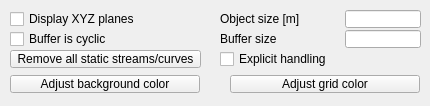
This is ui/qdlggraphs.ui in CoppeliaRobotics/coppeliaSimLib as Qt 5 draws it before an edit. The edited form follows.
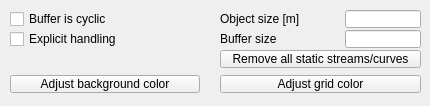
This is the edited form.

Patch:
```diff
--- a/ui/qdlggraphs.ui
+++ b/ui/qdlggraphs.ui
@@ -333,7 +333,7 @@
    <property name="geometry">
     <rect>
      <x>10</x>
-     <y>30</y>
+     <y>10</y>
      <width>191</width>
      <height>18</height>
     </rect>
@@ -345,22 +345,6 @@
     <string>Buffer is cyclic</string>
    </property>
   </widget>
-  <widget class="QCheckBox" name="qqShowXYZPlanes">
-   <property name="geometry">
-    <rect>
-     <x>10</x>
-     <y>10</y>
-     <width>161</width>
-     <height>18</height>
-    </rect>
-   </property>
-   <property name="focusPolicy">
-    <enum>Qt::StrongFocus</enum>
-   </property>
-   <property name="text">
-    <string>Display XYZ planes</string>
-   </property>
-  </widget>
   <widget class="QLineEdit" name="qqObjectSize">
    <property name="geometry">
     <rect>
@@ -374,9 +358,9 @@
   <widget class="QToolButton" name="qqAdjustGridColor">
    <property name="geometry">
     <rect>
-     <x>230</x>
+     <x>220</x>
      <y>75</y>
-     <width>190</width>
+     <width>201</width>
      <height>18</height>
     </rect>
    </property>
@@ -400,9 +384,9 @@
   <widget class="QToolButton" name="qqRemoveAllStatics">
    <property name="geometry">
     <rect>
-     <x>10</x>
+     <x>220</x>
      <y>50</y>
-     <width>191</width>
+     <width>201</width>
      <height>18</height>
     </rect>
    </property>
@@ -416,8 +400,8 @@
   <widget class="QCheckBox" name="qqExplicitHandling">
    <property name="geometry">
     <rect>
-     <x>220</x>
-     <y>50</y>
+     <x>10</x>
+     <y>30</y>
      <width>181</width>
      <height>18</height>
     </rect>
```
Left out of the diff: 5 changed lines with no effect on the pictures.
